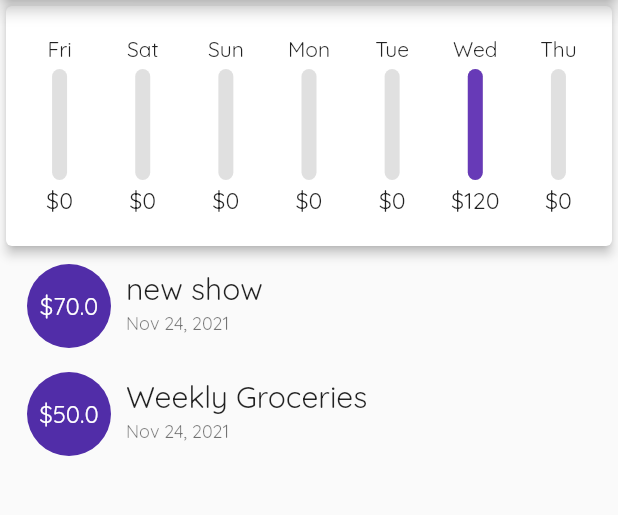
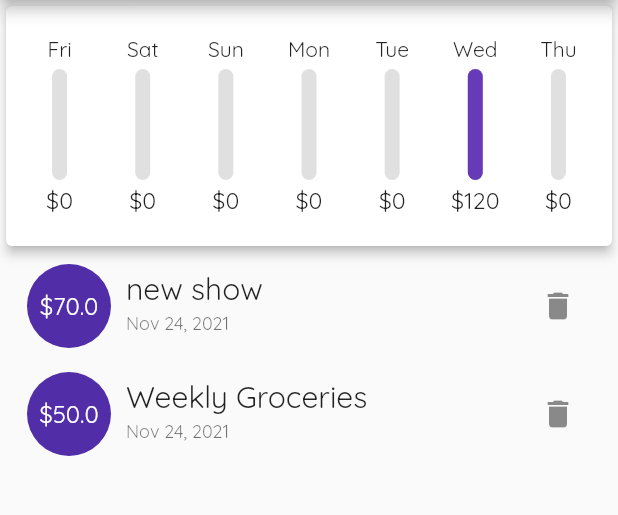
Before and after one commit to hasansujon786/flutter-expense-tracker, a Flutter app: the screen it shows after launch, on a phone screen of 412 x 824 dp, the part 84-599 px from its top. Run offline on Flutter 3.47's test engine with Material 2 defaults, Android fonts, the phone set to English and light mode, and no system bars.

Commit message:
feat: delete transaction

```diff
--- a/lib/screens/home_screen.dart
+++ b/lib/screens/home_screen.dart
@@ -90,6 +90,12 @@ class _HomeScreenState extends State<HomeScreen> {
     });
   }
 
+  void _deleteTransaction(String id) {
+    setState(() {
+      _userTransactions.removeWhere((tx) => tx.id == id);
+    });
+  }
+
   @override
   Widget build(BuildContext context) {
     return Scaffold(
@@ -111,7 +117,10 @@ class _HomeScreenState extends State<HomeScreen> {
                       ),
                     ),
                   )
-                : TransactionList(transactions: _userTransactions),
+                : TransactionList(
+                    transactions: _userTransactions,
+                    onDeleteTransaction: _deleteTransaction,
+                  ),
           ],
         ),
       ),
--- a/lib/widgets/transaction_list.dart
+++ b/lib/widgets/transaction_list.dart
@@ -4,9 +4,11 @@ import 'package:intl/intl.dart';
 import '../models/transaction.dart';
 
 class TransactionList extends StatelessWidget {
-  const TransactionList({Key? key, required this.transactions})
+  const TransactionList(
+      {Key? key, required this.transactions, required this.onDeleteTransaction})
       : super(key: key);
   final List<Transaction> transactions;
+  final Function onDeleteTransaction;
 
   @override
   Widget build(BuildContext context) {
@@ -14,7 +16,10 @@ class TransactionList extends StatelessWidget {
       height: 200,
       child: ListView.builder(
         itemBuilder: (ctx, index) {
-          return TransactionListItem(transaction: transactions[index]);
+          return TransactionListItem(
+            transaction: transactions[index],
+            onDeleteTransaction: onDeleteTransaction,
+          );
         },
         itemCount: transactions.length,
       ),
@@ -23,8 +28,11 @@ class TransactionList extends StatelessWidget {
 }
 
 class TransactionListItem extends StatelessWidget {
-  TransactionListItem({Key? key, required this.transaction}) : super(key: key);
+  TransactionListItem(
+      {Key? key, required this.transaction, required this.onDeleteTransaction})
+      : super(key: key);
   final Transaction transaction;
+  final Function onDeleteTransaction;
   final dateFormater = DateFormat().add_yMMMd();
 
   @override
@@ -46,6 +54,10 @@ class TransactionListItem extends StatelessWidget {
         dateFormater.format(transaction.date),
         style: Theme.of(context).textTheme.caption,
       ),
+      trailing: IconButton(
+        icon: const Icon(Icons.delete),
+        onPressed: () => onDeleteTransaction(transaction.id),
+      ),
     );
   }
 }
```
